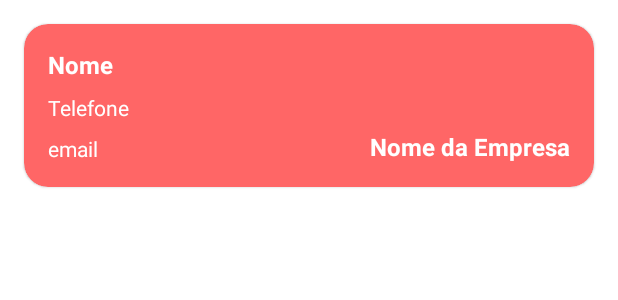
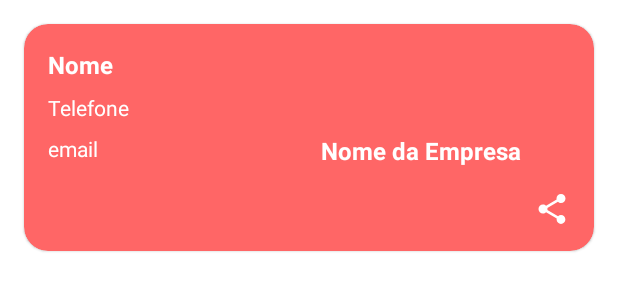
Before and after one commit to Matheus-MNS/android-business-card, an Android app: the layout item_business_card.xml on its own in the app's theme, with its tools: preview values and no code run, on a phone screen of 412 x 824 dp. Shown: the top 300 px of the screen. Run offline under Robolectric (Android 15) with nearby library versions, the phone set to English and light mode, and no system bars.

Commit message:
Share button implement
implemet share business card

```diff
--- /dev/null
+++ b/app/src/main/res/drawable/ic_share.xml
@@ -0,0 +1,5 @@
+<vector android:height="24dp" android:tint="#000000"
+    android:viewportHeight="24" android:viewportWidth="24"
+    android:width="24dp" xmlns:android="http://schemas.android.com/apk/res/android">
+    <path android:fillColor="@android:color/white" android:pathData="M18,16.08c-0.76,0 -1.44,0.3 -1.96,0.77L8.91,12.7c0.05,-0.23 0.09,-0.46 0.09,-0.7s-0.04,-0.47 -0.09,-0.7l7.05,-4.11c0.54,0.5 1.25,0.81 2.04,0.81 1.66,0 3,-1.34 3,-3s-1.34,-3 -3,-3 -3,1.34 -3,3c0,0.24 0.04,0.47 0.09,0.7L8.04,9.81C7.5,9.31 6.79,9 6,9c-1.66,0 -3,1.34 -3,3s1.34,3 3,3c0.79,0 1.5,-0.31 2.04,-0.81l7.12,4.16c-0.05,0.21 -0.08,0.43 -0.08,0.65 0,1.61 1.31,2.92 2.92,2.92 1.61,0 2.92,-1.31 2.92,-2.92s-1.31,-2.92 -2.92,-2.92z"/>
+</vector>
--- a/app/src/main/res/layout/item_business_card.xml
+++ b/app/src/main/res/layout/item_business_card.xml
@@ -23,7 +23,7 @@
 
         <androidx.constraintlayout.widget.ConstraintLayout
             android:layout_width="match_parent"
-            android:layout_height="match_parent"
+            android:layout_height="wrap_content"
             android:layout_margin="16dp">
 
             <androidx.appcompat.widget.AppCompatTextView
@@ -42,8 +42,8 @@
                 android:layout_width="wrap_content"
                 android:layout_height="wrap_content"
                 android:layout_marginTop="8dp"
+                android:textColor="@color/white"
                 android:textSize="14sp"
-                android:textColor="@color/white"
                 app:layout_constraintStart_toStartOf="parent"
                 app:layout_constraintTop_toBottomOf="@+id/name"
                 tools:text="Telefone" />
@@ -54,9 +54,9 @@
                 android:layout_height="wrap_content"
                 android:layout_marginTop="8dp"
                 android:layout_marginEnd="16dp"
+                android:textColor="@color/white"
                 android:textSize="14sp"
                 app:layout_constraintEnd_toStartOf="@id/company"
-                android:textColor="@color/white"
                 app:layout_constraintStart_toStartOf="parent"
                 app:layout_constraintTop_toBottomOf="@+id/phone"
                 tools:text="email" />
@@ -65,12 +65,24 @@
                 android:id="@+id/company"
                 android:layout_width="0dp"
                 android:layout_height="wrap_content"
+                android:textColor="@color/white"
                 android:textSize="16sp"
-                android:textColor="@color/white"
                 android:textStyle="bold"
+                app:layout_constraintEnd_toEndOf="parent"
+                app:layout_constraintStart_toEndOf="@id/email"
+                app:layout_constraintTop_toTopOf="@id/email"
+                tools:text="Nome da Empresa" />
+
+            <androidx.appcompat.widget.AppCompatImageView
+                android:id="@+id/share"
+                android:layout_width="wrap_content"
+                android:layout_height="wrap_content"
+                android:layout_marginTop="16dp"
+                android:tint="@color/white"
                 app:layout_constraintBottom_toBottomOf="parent"
                 app:layout_constraintEnd_toEndOf="parent"
-                tools:text="Nome da Empresa" />
+                app:layout_constraintTop_toBottomOf="@id/company"
+                app:srcCompat="@drawable/ic_share" />
 
         </androidx.constraintlayout.widget.ConstraintLayout>
 
--- a/app/src/main/res/values/strings.xml
+++ b/app/src/main/res/values/strings.xml
@@ -16,4 +16,5 @@
     <string name="confirm_delete_text">Tem certeza que deseja deletar o cartão?</string>
     <string name="confirm_delete_card">Cartão deletado com sucesso?</string>
     <string name="negative_delete_card">Cartão não deletado.</string>
+    <string name="label_share_to">Compartilhar</string>
 </resources>
```
Also changed, not shown: app/src/main/java/com/example/businesscard/common/utils/Image.kt (added, +96 -0 lines), app/src/main/java/com/example/businesscard/feature/business_card_list/presentation/adapter/BusinessCardAdapter.kt (+7 -0 lines).
